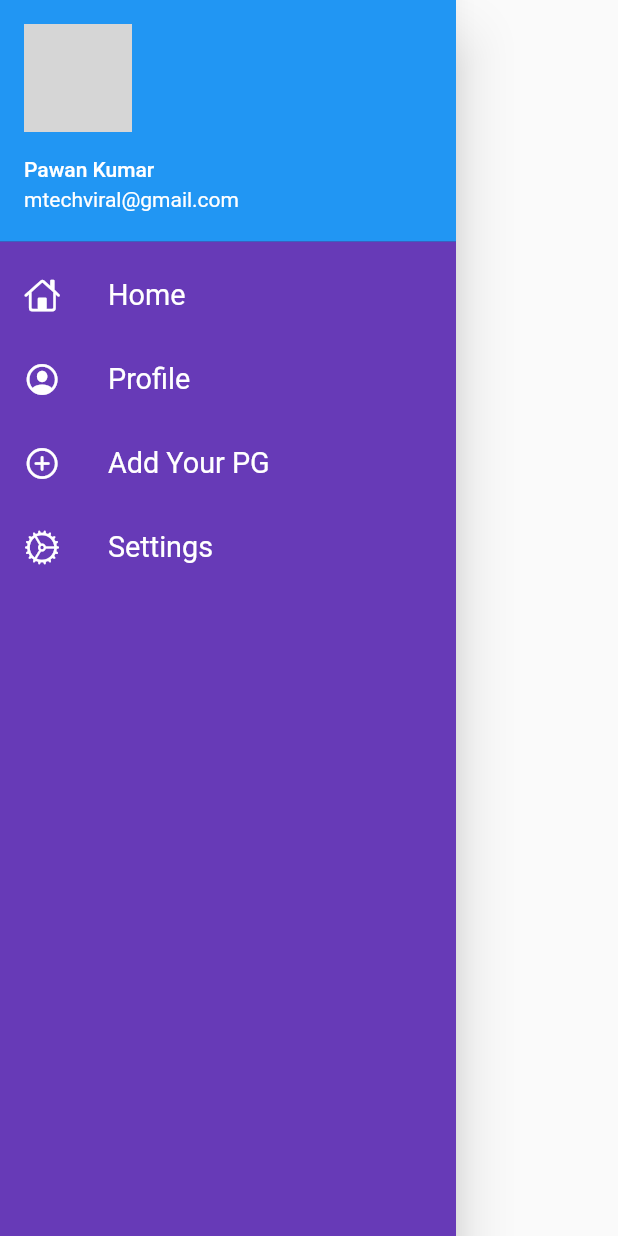
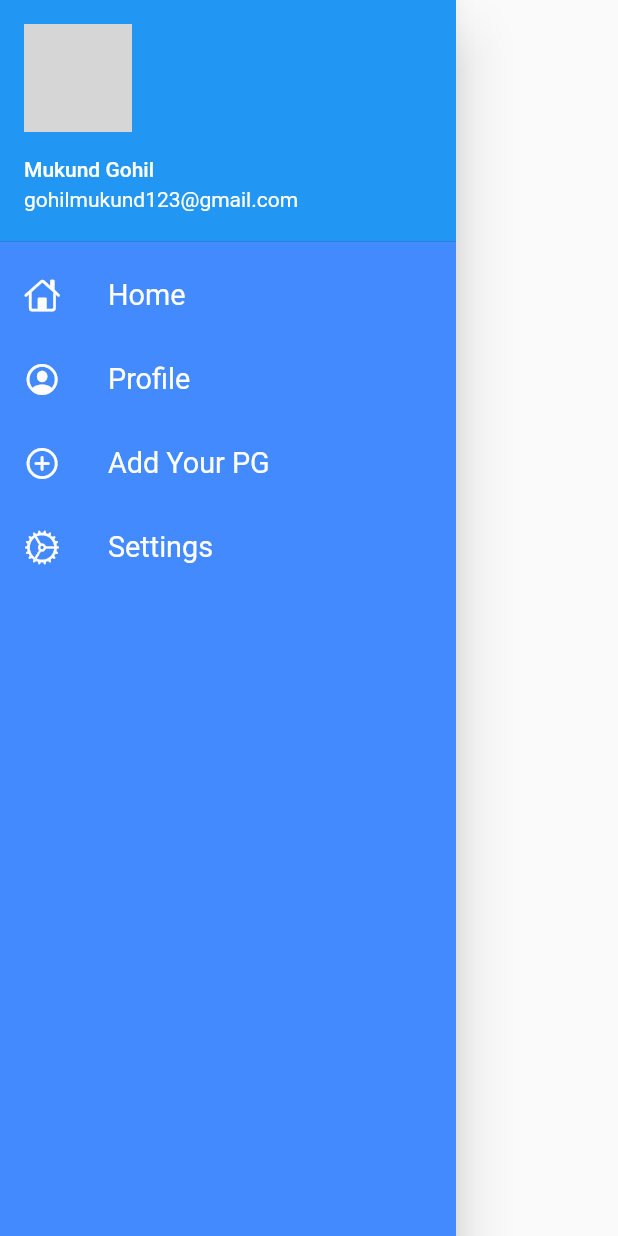
Before and after one commit to FuriousFoe/InheritanceProject, a Flutter app: the MyDrawer widget shown alone on an empty page, opened directly, on a phone screen of 412 x 824 dp. Run offline on Flutter 3.47's test engine with Material 2 defaults, Android fonts, the phone set to English and light mode, and no system bars; our stand-ins replace animated_theme_switcher, cloud_firestore, firebase_auth, firebase_core, font_awesome_flutter, google_fonts and 5 more; accounts and stored records are empty; network calls fail; grey boxes are pictures that could not be loaded.

Commit message:
data persistence executed successfully(profile)

```diff
--- a/My apps/flutter_project/lib/pages/profile.dart
+++ b/My apps/flutter_project/lib/pages/profile.dart
@@ -30,7 +30,7 @@ class _ProfileState extends State<Profile> {
   }
 
   setData (){
-    Map<String,dynamic> userData = {"Name" : name , "Email id": email , "Phone no": contact_no , "College" : college } ;
+    Map<String,dynamic> userData = {"Name" : name , "Email id": email , "Phone no": contact_no , "Colege" : college} ;
     CollectionReference collectionReference = FirebaseFirestore.instance.collection('UserData') ;
     collectionReference.add(userData) ;
   }
@@ -53,7 +53,7 @@ class _ProfileState extends State<Profile> {
               padding: const EdgeInsets.all(12.0),
               child: ElevatedButton(
                   onPressed: (){
-                    Navigator.pushNamed(context,MyRoutes.dummyRoute);
+             //       Navigator.pushNamed(context,MyRoutes.dummyRoute);
                   },
                 style: TextButton.styleFrom(backgroundColor: Colors.purple),
                   child: Icon(
@@ -147,4 +147,5 @@ class _ProfileState extends State<Profile> {
       ),
     );
   }
+
 }
--- a/My apps/flutter_project/lib/utils/routes.dart
+++ b/My apps/flutter_project/lib/utils/routes.dart
@@ -13,6 +13,5 @@ class MyRoutes {
   static String authRoute = "/auth" ;
   static String profileRoute = "/profile" ;
   static String dynamicRoute = "/dynamic" ;
-  static String dummyRoute = "/dummy" ;
   static String listRoute = "/list " ;
   }
--- /dev/null
+++ b/My apps/flutter_project/lib/widgets/add_profile/profile_widget_drawer.dart
@@ -0,0 +1,49 @@
+import 'dart:io';
+
+import 'package:flutter/material.dart';
+
+class ProfileWidgetDrawer extends StatelessWidget {
+  final String imagePath;
+  final bool isEdit;
+  final VoidCallback onClicked;
+
+  const ProfileWidgetDrawer({
+    Key? key,
+    required this.imagePath,
+    this.isEdit = false,
+    required this.onClicked,
+  }) : super(key: key);
+
+  @override
+  Widget build(BuildContext context) {
+    final color = Theme.of(context).colorScheme.primary;
+
+    return Center(
+      child: Stack(
+        children: [
+          buildImage(),
+        ],
+      ),
+    );
+  }
+
+  Widget buildImage() {
+    final image = imagePath.contains('https://')
+        ? NetworkImage(imagePath)
+        : FileImage(File(imagePath));
+
+    return ClipOval(
+      child: Material(
+        color: Colors.transparent,
+        child: Ink.image(
+          image: image as ImageProvider,
+          fit: BoxFit.cover,
+          width: 128,
+          height: 128,
+          child: InkWell(onTap: onClicked),
+        ),
+      ),
+    );
+  }
+
+}
--- /dev/null
+++ b/My apps/flutter_project/lib/widgets/add_profile/themes.dart
@@ -0,0 +1,21 @@
+import 'package:flutter/material.dart';
+
+class MyThemes {
+  static final primary = Colors.blue;
+  static final primaryColor = Colors.blue.shade300;
+
+  static final darkTheme = ThemeData(
+    scaffoldBackgroundColor: Colors.grey.shade900,
+    primaryColorDark: primaryColor,
+    accentColor: Colors.blue,
+    colorScheme: ColorScheme.dark(primary: primary),
+    dividerColor: Colors.white,
+  );
+
+  static final lightTheme = ThemeData(
+    scaffoldBackgroundColor: Colors.white,
+    primaryColor: primaryColor,
+    colorScheme: ColorScheme.light(primary: primary),
+    dividerColor: Colors.black,
+  );
+}
--- /dev/null
+++ b/My apps/flutter_project/lib/widgets/add_profile/user.dart
@@ -0,0 +1,40 @@
+class User {
+  final String imagePath;
+  final String name;
+  final String email;
+  final bool isDarKMode;
+
+  const User({
+    required this.imagePath,
+    required this.name,
+    required this.email,
+    required this.isDarKMode,
+  });
+
+  User copy({
+    String? imagePath,
+    String? name,
+    String? email,
+    bool? isDarKMode,
+  }) =>
+      User(
+        imagePath: imagePath ?? this.imagePath,
+        name: name ?? this.name,
+        email: email ?? this.email,
+        isDarKMode: isDarKMode ?? this.isDarKMode,
+      );
+
+  static User fromJson(Map<String, dynamic> json) => User(
+        imagePath: json['imagePath'],
+        name: json['name'],
+        email: json['email'],
+        isDarKMode: json['isDarKMode'],
+      );
+
+  Map<String, dynamic> toJson() => {
+        'imagePath': imagePath,
+        'name': name,
+        'email': email,
+        'isDarKMode': isDarKMode,
+      };
+}
--- /dev/null
+++ b/My apps/flutter_project/lib/widgets/add_profile/user_preferences.dart
@@ -0,0 +1,28 @@
+import 'dart:convert';
+
+import 'package:flutter_project/widgets/add_profile/user.dart';
+import 'package:shared_preferences/shared_preferences.dart';
+
+class UserPreferences {
+  static late SharedPreferences _preferences;
+  static const _keyUser = 'user';
+  static const myUser = User(
+    imagePath:
+        'https://images.unsplash.com/photo-1554151228-14d9def656e4?ixid=MnwxMjA3fDB8MHxwaG90by1wYWdlfHx8fGVufDB8fHx8&ixlib=rb-1.2.1&auto=format&fit=crop&w=333&q=80',
+    name: 'Mukund Gohil',
+    email: 'gohilmukund123@gmail.com',
+    isDarKMode: false,
+  );
+  static Future init() async =>
+      _preferences = await SharedPreferences.getInstance();
+
+  static Future setUser(User user) async {
+    final json = jsonEncode(user.toJson());
+    await _preferences.setString(_keyUser, json);
+  }
+
+  static User getUser() {
+    final json = _preferences.getString(_keyUser);
+    return json == null ? myUser : User.fromJson(jsonDecode(json));
+  }
+}
--- a/My apps/flutter_project/lib/widgets/drawer.dart
+++ b/My apps/flutter_project/lib/widgets/drawer.dart
@@ -1,15 +1,24 @@
+import 'dart:io';
+import 'dart:ui';
+
 import 'package:flutter/cupertino.dart';
 import 'package:flutter/material.dart';
 import 'package:flutter_project/utils/routes.dart';
 
+import 'add_profile/profile_widget.dart';
+import 'add_profile/profile_widget_drawer.dart';
+import 'add_profile/user_preferences.dart';
+
 class MyDrawer extends StatelessWidget {
   @override
   Widget build(BuildContext context) {
+     final user = UserPreferences.getUser();
+
     final imageUrl =
         "https://avatars.githubusercontent.com/u/12619420?s=460&u=26db98cbde1dd34c7c67b85c240505a436b2c36d&v=4";
     return Drawer(
       child: Container(
-        color: Colors.deepPurple,
+        color: Colors.blueAccent,
         child: ListView(
           padding: EdgeInsets.zero,
           children: [
@@ -17,11 +26,15 @@ class MyDrawer extends StatelessWidget {
               padding: EdgeInsets.zero,
               child: UserAccountsDrawerHeader(
                 margin: EdgeInsets.zero,
-                accountName: Text("Pawan Kumar"),
-                accountEmail: Text("mtechviral@gmail.com"),
-                currentAccountPicture: CircleAvatar(
-                  backgroundImage: NetworkImage(imageUrl),
+                accountName: Text(user.name),
+                accountEmail: Text(user.email),
+                currentAccountPicture: ProfileWidgetDrawer(
+                  imagePath: user.imagePath,
+                  onClicked: () async { },
                 ),
+                // currentAccountPicture: CircleAvatar(
+                //   backgroundImage: FileImage(File(user.imagePath)),
+                // ),
               ),
             ),
             ListTile(
--- a/My apps/flutter_project/lib/widgets/themes.dart
+++ b/My apps/flutter_project/lib/widgets/themes.dart
@@ -4,7 +4,7 @@ import 'package:velocity_x/velocity_x.dart';
 
 class MyTheme {
   static ThemeData lightTheme(BuildContext context) => ThemeData(
-      primarySwatch: Colors.deepPurple,
+      primarySwatch: Colors.blue,
       fontFamily: GoogleFonts.poppins().fontFamily,
       cardColor: Colors.white,
       canvasColor: creamColor,
--- a/My apps/flutter_project/pubspec.yaml
+++ b/My apps/flutter_project/pubspec.yaml
@@ -34,6 +34,11 @@ dependencies:
   firebase_core : ^2.4.1
   image_picker: ^1.0.1
   image_cropper: ^3.0.1
+  animated_theme_switcher: ^2.0.8
+  shared_preferences: ^2.2.0
+  path_provider: ^2.0.1
+  path: ^1.8.2
+  theme_provider: ^0.6.0
 
   # The following adds the Cupertino Icons font to your application.
   # Use with the CupertinoIcons class for iOS style icons.
```
Also changed, not shown: My apps/flutter_project/lib/main.dart (+60 -10 lines), My apps/flutter_project/lib/pages/homedetailspage.dart (+4 -4 lines), My apps/flutter_project/lib/widgets/add_profile/appbar_widget.dart (added, +32 -0 lines), My apps/flutter_project/lib/widgets/add_profile/button_widget.dart (added, +23 -0 lines), My apps/flutter_project/lib/widgets/add_profile/dummy_place.dart (added, +67 -0 lines), My apps/flutter_project/lib/widgets/add_profile/editing_profile.dart (added, +103 -0 lines), My apps/flutter_project/lib/widgets/add_profile/main.dart (added, +44 -0 lines), My apps/flutter_project/lib/widgets/add_profile/numbers_widget.dart (added, +40 -0 lines), My apps/flutter_project/lib/widgets/add_profile/profile_page.dart (renamed from My apps/flutter_project/lib/pages/dummy.dart, +3 -6 lines), My apps/flutter_project/lib/widgets/add_profile/profile_widget.dart (added, +80 -0 lines), My apps/flutter_project/lib/widgets/add_profile/textfield_widget.dart (added, +59 -0 lines), My apps/flutter_project/pubspec.lock, 2 other files.
